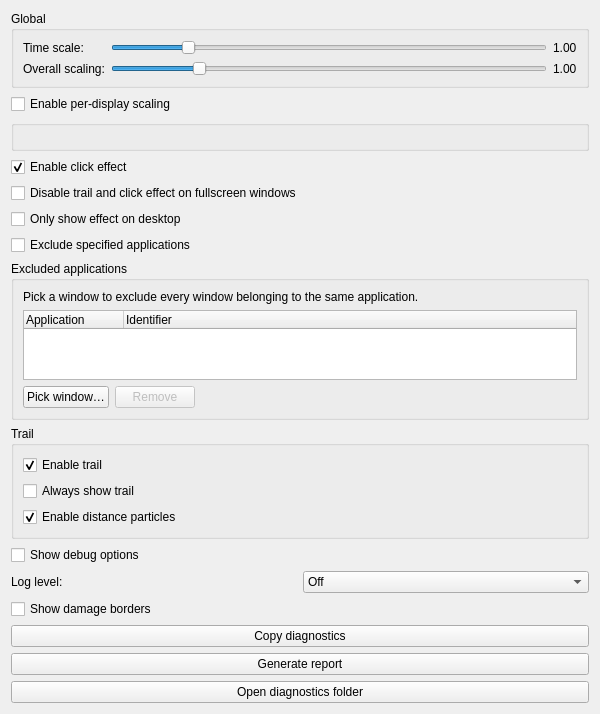
Old version of the form config/baclickfxconfig.ui in the repository floating142/kwin-effects-ba-click-fx.
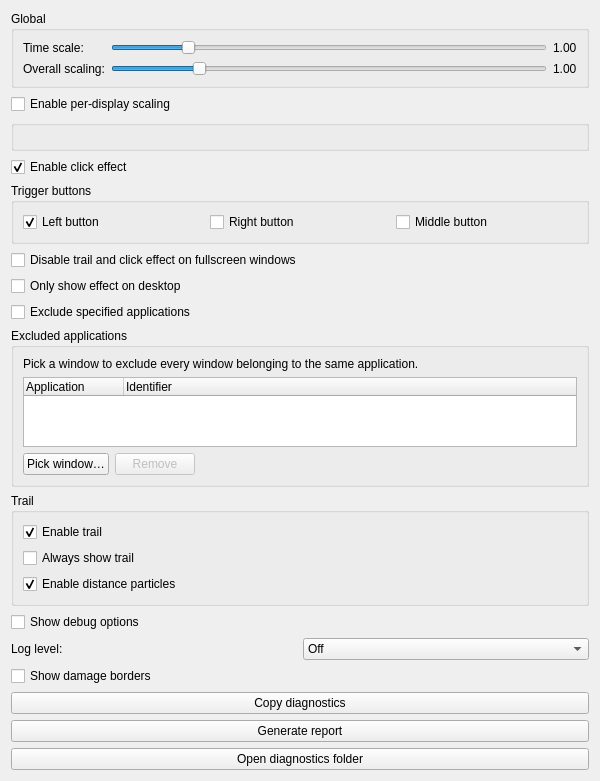
New version of the form.

Commit message:
feat: make mouse trigger buttons configurable
Allow left, right, and middle button triggers in any combination, preserving left-only defaults. Trigger clicks per new selected button while sharing one drag gesture until the last selected button is released.

Support settings save, defaults, live preview and cancellation, including an empty selection with independent AlwaysTrail behavior. Preserve fullscreen suppression for multi-button gestures.

Add button chord and isolated KCM regression tests; update translations and documentation. Refs #8.

The edit to the form file:
```diff
--- a/config/baclickfxconfig.ui
+++ b/config/baclickfxconfig.ui
@@ -135,6 +135,25 @@
     </widget>
    </item>
 
+   <item>
+    <widget class="QGroupBox" name="triggerButtonsGroupBox">
+     <property name="title"><string>Trigger buttons</string></property>
+     <property name="toolTip"><string>Select any combination for clicks and held trails. Always show trail works independently.</string></property>
+     <layout class="QHBoxLayout" name="triggerButtonsLayout">
+      <item><widget class="QCheckBox" name="leftButtonCheckBox">
+       <property name="text"><string>Left button</string></property>
+       <property name="checked"><bool>true</bool></property>
+      </widget></item>
+      <item><widget class="QCheckBox" name="rightButtonCheckBox">
+       <property name="text"><string>Right button</string></property>
+      </widget></item>
+      <item><widget class="QCheckBox" name="middleButtonCheckBox">
+       <property name="text"><string>Middle button</string></property>
+      </widget></item>
+     </layout>
+    </widget>
+   </item>
+
    <item>
     <widget class="QCheckBox" name="disableOnFullscreenCheckBox">
      <property name="text"><string>Disable trail and click effect on fullscreen windows</string></property>
```
Left out of the diff: 2 changed lines with no effect on the pictures. The commit also changes 15 other files.
